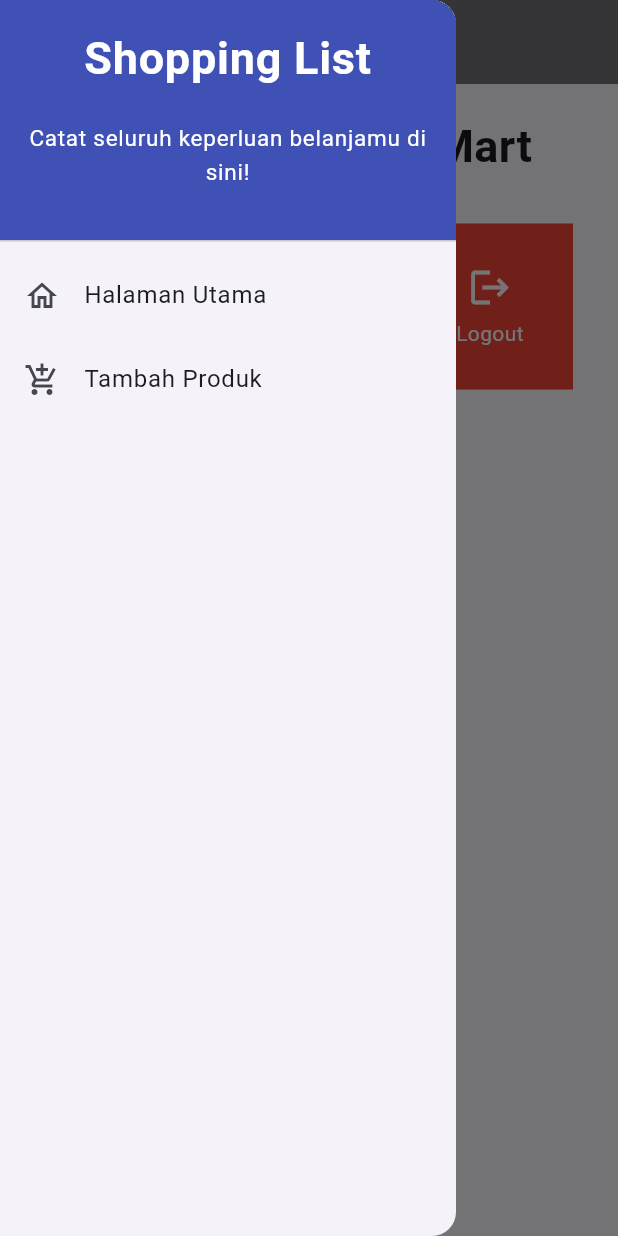
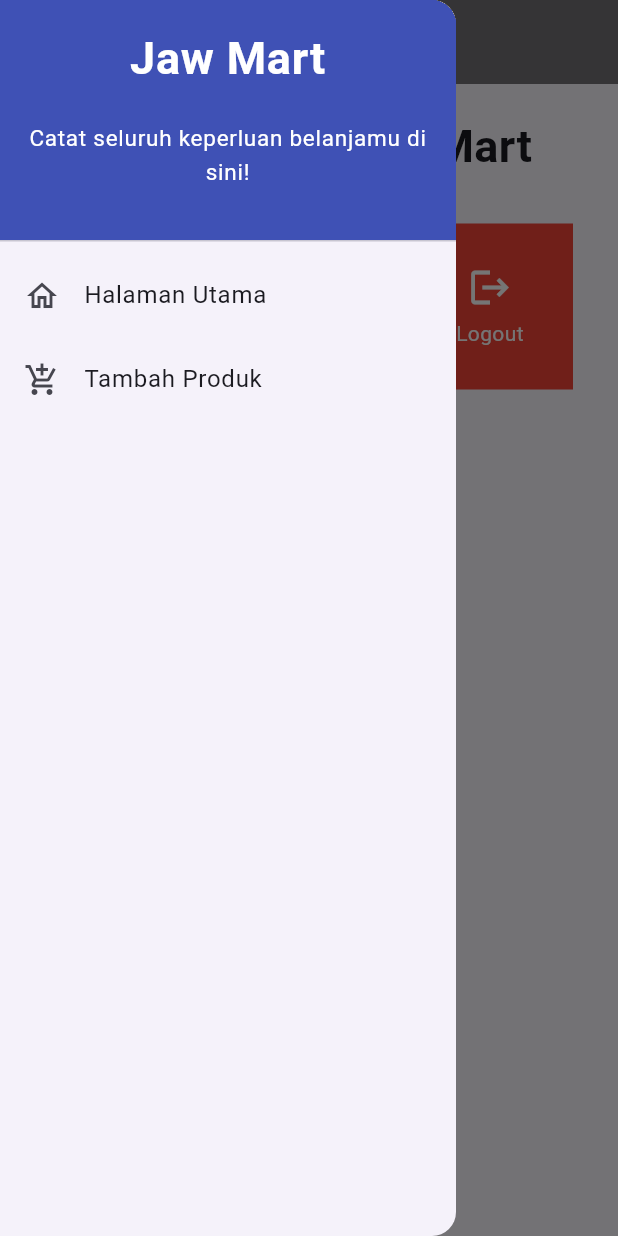
Before and after one commit to zaimnazif974/jaw_mart, a Flutter app: the screen it shows after launch, with the side drawer open, on a phone screen of 412 x 824 dp. Run offline on Flutter 3.47's test engine with Material 2 defaults, Android fonts, the phone set to English and light mode, and no system bars.

Commit message:
Tugas 08 with README

```diff
--- a/lib/widgets/left_drawer.dart
+++ b/lib/widgets/left_drawer.dart
@@ -17,7 +17,7 @@
             child: Column(
               children: [
                 Text(
-                  'Shopping List',
+                  'Jaw Mart',
                   textAlign: TextAlign.center,
                   style: TextStyle(
                     fontSize: 30,
```
Also changed, not shown: 1 other file.
